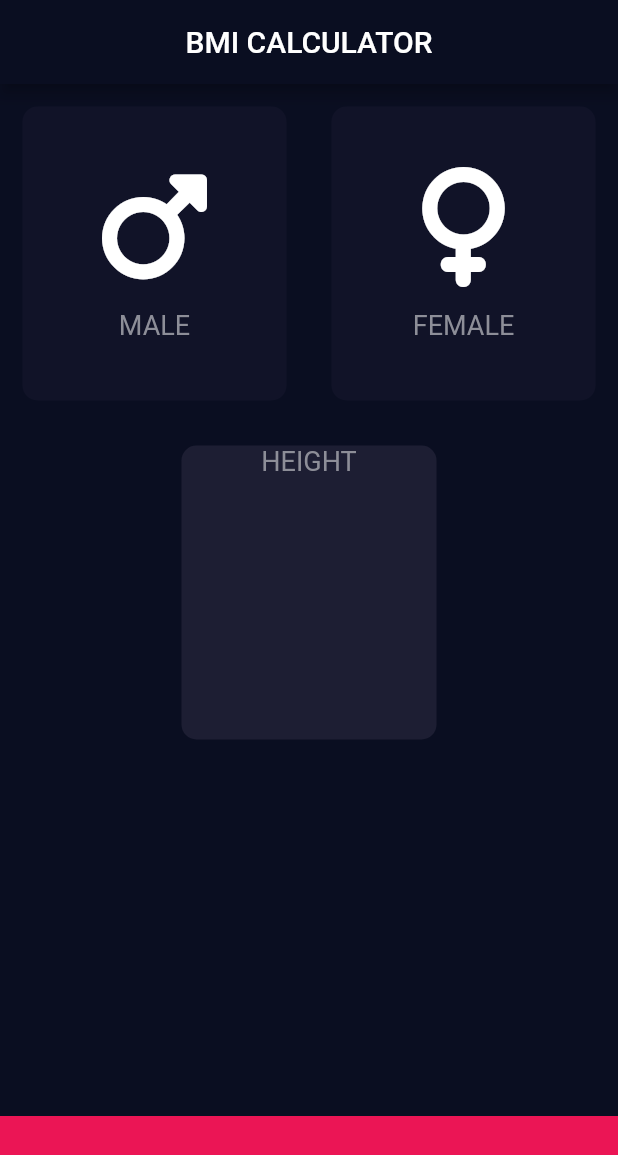
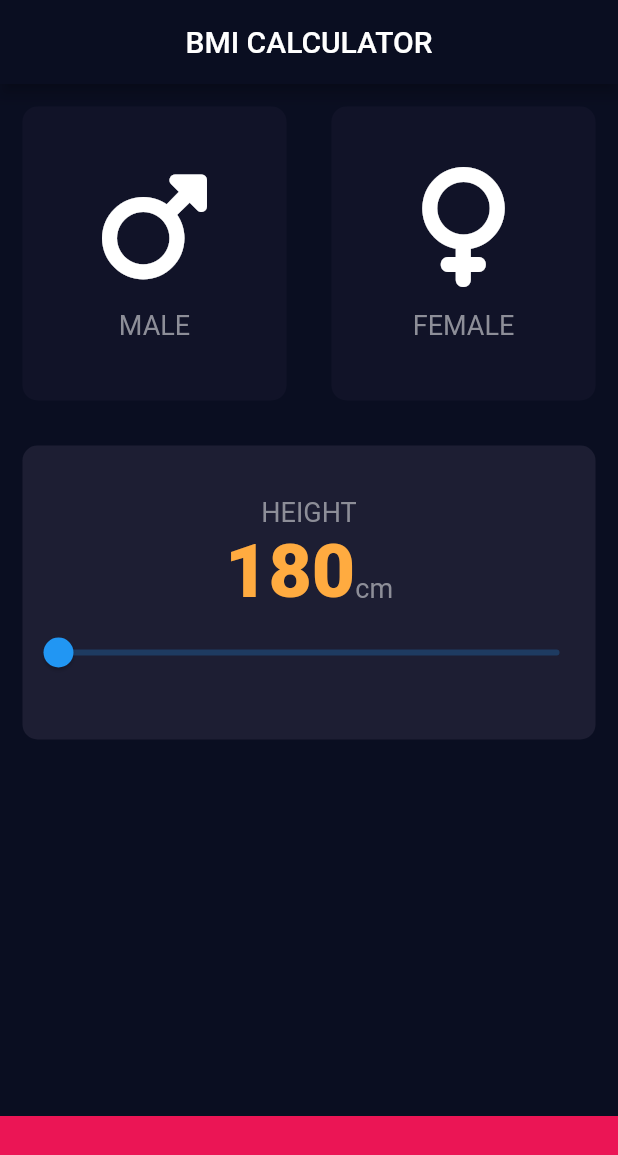
Before and after one commit to Feijai/flutterApp, a Flutter app: the screen it shows after launch, on a phone screen of 412 x 824 dp. Shown: the top 1155 px of the screen. Run offline on Flutter 3.47's test engine with Material 2 defaults, Android fonts, the phone set to English and light mode, and no system bars; our stand-ins replace audioplayers, font_awesome_flutter, rflutter_alert.

Commit message:
temp update

```diff
--- a/lib/constants.dart
+++ b/lib/constants.dart
@@ -6,3 +6,7 @@ const bottomContainerHeight = 80.0;
 const inactiveCardColour = Color(0xFF111328);
 const bottomTextColor = Color(0xFF8D8E98);
 const textStyle = TextStyle(fontSize: 18.0, color: bottomTextColor);
+const numberTextStyle =TextStyle(
+    fontSize: 50.0,
+    fontWeight: FontWeight.w900
+);
--- a/lib/input_page.dart
+++ b/lib/input_page.dart
@@ -25,6 +25,7 @@ class _InputPageState extends State<InputPage> {
   // }
 
   Gender? selectedGender;
+  int height = 100 ;
 
   @override
   Widget build(BuildContext context) {
@@ -35,6 +36,7 @@ class _InputPageState extends State<InputPage> {
           ),
         ),
         body: Column(
+          crossAxisAlignment: CrossAxisAlignment.stretch,
           children: <Widget>[
             Expanded(
                 child: Row(
@@ -71,8 +73,20 @@ class _InputPageState extends State<InputPage> {
               child: ReusableCard(
                   activeCardColor,
                 Column(
+                  mainAxisAlignment: MainAxisAlignment.center,
                   children: <Widget>[
-                    Text('HEIGHT',style: textStyle,)
+                    Text('HEIGHT',style: textStyle,),
+                    Row(
+                      mainAxisAlignment: MainAxisAlignment.center,
+                      crossAxisAlignment: CrossAxisAlignment.baseline,
+                      textBaseline: TextBaseline.alphabetic,
+                      children: <Widget>[
+                      Text('180',style: numberTextStyle,),
+                      Text('cm',style: textStyle,)
+                    ],),
+                    Slider(value: height.toDouble(),min: 120.0,max:250.0, onChanged: (){
+
+                    })
                   ],
                 ),
                   (){}
```
Also changed, not shown: 2 other files.
